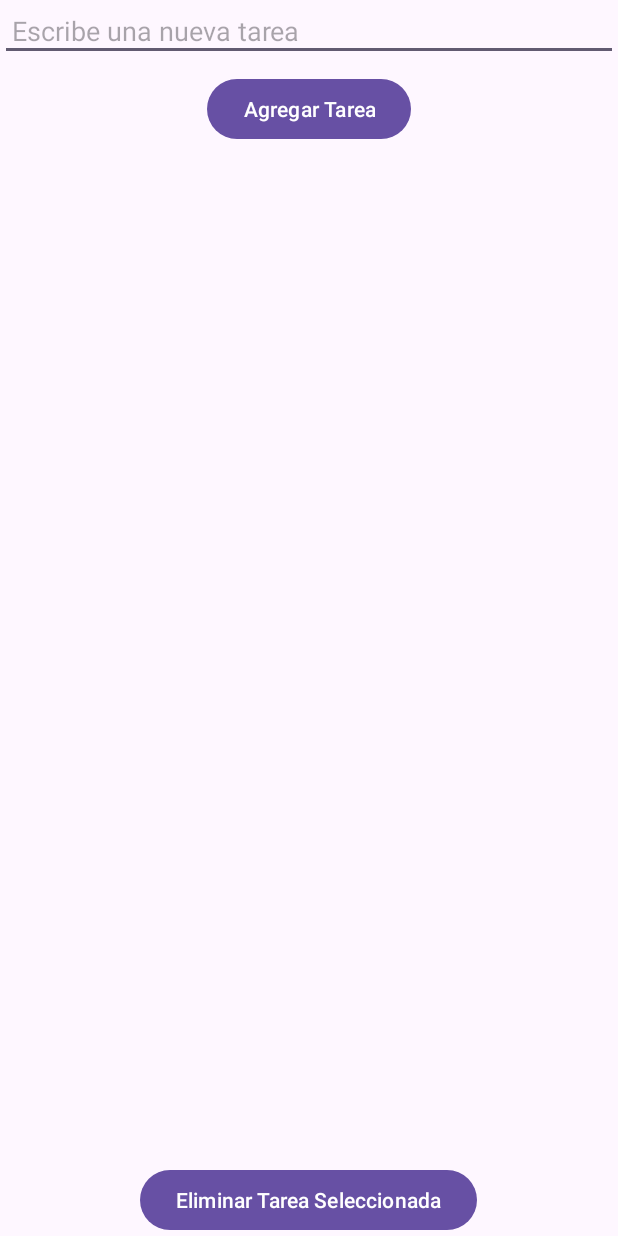
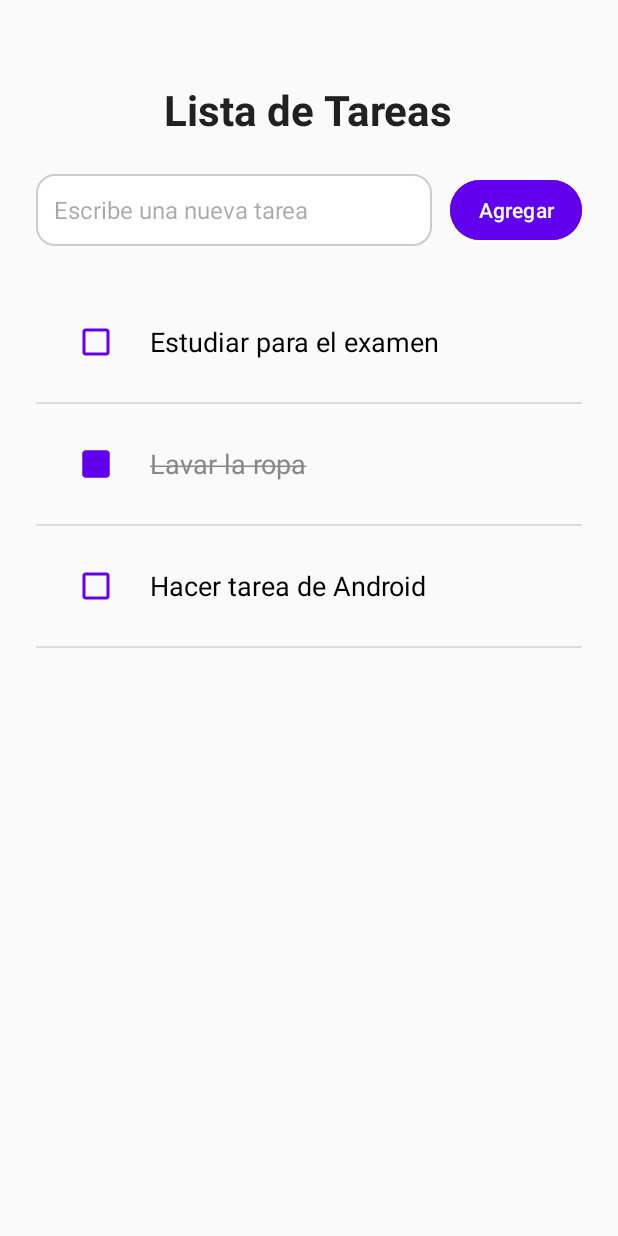
Before and after one commit to DavidAlvar3z/Investigacion-01-DSM-441, an Android app: the screen it shows after launch (MainActivity), on a phone screen of 412 x 824 dp. Run offline under Robolectric (Android 15) with nearby library versions, the phone set to English and light mode, and no system bars.

Commit message:
Mejora UI y lógica de tareas: edición, colores y bloqueo desmarcar completada
- Se mejoró el diseño general de la app con estilos modernos y colores definidos en colors.xml.
- Se creó un drawable para el fondo redondeado del EditText.
- Se añadió botón "Cancelar edición" visible solo en modo edición.
- En la lista, se permite marcar tareas como completadas con checkbox, pero no desmarcarlas.
- Se cambia el color del texto y checkbox según estado (verde y gris si completada, rojo y negro si pendiente).
- Se implementó menú contextual (popup) para editar y eliminar tareas con toque largo.
- Se evita editar tareas completadas, solo se pueden eliminar.
- Se corrigió comportamiento de añadir/actualizar tareas y manejo de estados visuales.

Hecho por Waldo Pérez
Carnet: PA230265

```diff
--- a/Investigacion01EjercicioSoloXML/app/src/main/java/com/example/investigacion01_ejerciciosoloxml/MainActivity.kt
+++ b/Investigacion01EjercicioSoloXML/app/src/main/java/com/example/investigacion01_ejerciciosoloxml/MainActivity.kt
@@ -1,20 +1,108 @@
 package com.example.investigacion01_ejerciciosoloxml
 
+import android.annotation.SuppressLint
 import android.os.Bundle
-import androidx.activity.enableEdgeToEdge
+import android.util.SparseBooleanArray
+import android.view.View
+import android.widget.*
 import androidx.appcompat.app.AppCompatActivity
-import androidx.core.view.ViewCompat
-import androidx.core.view.WindowInsetsCompat
 
 class MainActivity : AppCompatActivity() {
+
+    private lateinit var editTextTask: EditText
+    private lateinit var buttonAddTask: Button
+    private lateinit var buttonDeleteTask: Button
+    private lateinit var listViewTasks: ListView
+
+    private lateinit var tareas: ArrayList<Tarea>
+    private lateinit var adapter: TareaAdapter
+    private var tareaEnEdicionIndex: Int? = null
+    private lateinit var buttonCancelEdit: Button
+
+
+    @SuppressLint("MissingInflatedId")
     override fun onCreate(savedInstanceState: Bundle?) {
         super.onCreate(savedInstanceState)
-        enableEdgeToEdge()
         setContentView(R.layout.activity_main)
-        ViewCompat.setOnApplyWindowInsetsListener(findViewById(R.id.main)) { v, insets ->
-            val systemBars = insets.getInsets(WindowInsetsCompat.Type.systemBars())
-            v.setPadding(systemBars.left, systemBars.top, systemBars.right, systemBars.bottom)
-            insets
+
+        editTextTask = findViewById(R.id.editTextTask)
+        buttonAddTask = findViewById(R.id.buttonAddTask)
+        buttonDeleteTask = findViewById(R.id.buttonDeleteTask)
+        listViewTasks = findViewById(R.id.listViewTasks)
+        buttonCancelEdit = findViewById(R.id.buttonCancelEdit)
+
+        tareas = arrayListOf(
+            Tarea("Estudiar para el examen", false),
+            Tarea("Lavar la ropa", true),
+            Tarea("Hacer tarea de Android", false)
+        )
+
+        adapter = TareaAdapter(this, tareas)
+        listViewTasks.adapter = adapter
+
+        // Ocultar botón eliminar por defecto
+        buttonDeleteTask.visibility = View.GONE
+
+        // Marcar como completada con click corto
+        listViewTasks.setOnItemClickListener { _, _, position, _ ->
+            val tarea = tareas[position]
+            tarea.completada = !tarea.completada
+            adapter.notifyDataSetChanged()
+        }
+
+        // Mostrar opciones con click largo
+        listViewTasks.setOnItemLongClickListener { _, view, position, _ ->
+            val tarea = tareas[position]
+
+            val popup = PopupMenu(this, view)
+            if (!tarea.completada) {
+                popup.menu.add("Editar")
+            }
+            popup.menu.add("Eliminar")
+
+            popup.setOnMenuItemClickListener { item ->
+                when (item.title) {
+                    "Editar" -> {
+                        editTextTask.setText(tarea.descripcion)
+                        tareaEnEdicionIndex = position
+                        buttonAddTask.text = "Actualizar Tarea"
+                        buttonCancelEdit.visibility = View.VISIBLE
+                    }
+                    "Eliminar" -> {
+                        tareas.removeAt(position)
+                        adapter.notifyDataSetChanged()
+                    }
+                }
+                true
+            }
+
+            popup.show()
+            true
+        }
+
+        buttonAddTask.setOnClickListener {
+            val texto = editTextTask.text.toString().trim()
+            if (texto.isNotEmpty()) {
+                if (tareaEnEdicionIndex != null) {
+                    tareas[tareaEnEdicionIndex!!].descripcion = texto
+                    tareaEnEdicionIndex = null
+                    buttonAddTask.text = "Agregar Tarea"
+                    buttonCancelEdit.visibility = View.GONE
+                } else {
+                    tareas.add(Tarea(texto, false))
+                }
+                editTextTask.text.clear()
+                adapter.notifyDataSetChanged()
+            } else {
+                Toast.makeText(this, "Escribe una tarea", Toast.LENGTH_SHORT).show()
+            }
+        }
+
+        buttonCancelEdit.setOnClickListener {
+            editTextTask.text.clear()
+            tareaEnEdicionIndex = null
+            buttonAddTask.text = "Agregar Tarea"
+            buttonCancelEdit.visibility = View.GONE
         }
     }
 }
--- /dev/null
+++ b/Investigacion01EjercicioSoloXML/app/src/main/java/com/example/investigacion01_ejerciciosoloxml/Tarea.kt
@@ -0,0 +1,7 @@
+package com.example.investigacion01_ejerciciosoloxml
+
+// Modelo de datos para una tarea
+data class Tarea(
+    var descripcion: String,
+    var completada: Boolean
+)
--- /dev/null
+++ b/Investigacion01EjercicioSoloXML/app/src/main/java/com/example/investigacion01_ejerciciosoloxml/TareaAdapter.kt
@@ -0,0 +1,56 @@
+package com.example.investigacion01_ejerciciosoloxml
+
+import android.content.Context
+import android.content.res.ColorStateList
+import android.graphics.Color
+import android.graphics.Paint
+import android.view.LayoutInflater
+import android.view.View
+import android.view.ViewGroup
+import android.widget.ArrayAdapter
+import android.widget.CheckBox
+import android.widget.TextView
+
+class TareaAdapter(context: Context, private val tareas: List<Tarea>) :
+    ArrayAdapter<Tarea>(context, 0, tareas) {
+
+    override fun getView(position: Int, convertView: View?, parent: ViewGroup): View {
+        val tarea = tareas[position]
+        val view = convertView ?: LayoutInflater.from(context)
+            .inflate(R.layout.item_tarea, parent, false)
+
+        val checkBox = view.findViewById<CheckBox>(R.id.checkBoxCompleta)
+        val textView = view.findViewById<TextView>(R.id.textViewDescripcion)
+
+        textView.text = tarea.descripcion
+        checkBox.isChecked = tarea.completada
+
+        // Cambiar colores segun completada o no
+        if (tarea.completada) {
+            textView.setTextColor(Color.GRAY)
+            textView.paintFlags = textView.paintFlags or Paint.STRIKE_THRU_TEXT_FLAG
+            // Checkbox verde
+            checkBox.buttonTintList = ColorStateList.valueOf(Color.parseColor("#4CAF50")) // verde
+        } else {
+            textView.setTextColor(Color.BLACK)
+            textView.paintFlags = textView.paintFlags and Paint.STRIKE_THRU_TEXT_FLAG.inv()
+            // Checkbox rojo
+            checkBox.buttonTintList = ColorStateList.valueOf(Color.parseColor("#F44336")) // rojo
+        }
+
+        checkBox.setOnCheckedChangeListener(null)
+
+        // Solo permitir marcar, no desmarcar
+        checkBox.setOnCheckedChangeListener { _, isChecked ->
+            if (isChecked && !tarea.completada) {
+                tarea.completada = true
+                notifyDataSetChanged()
+            } else if (!isChecked && tarea.completada) {
+                // Evitar desmarcar tarea completada
+                checkBox.isChecked = true
+            }
+        }
+
+        return view
+    }
+}
--- /dev/null
+++ b/Investigacion01EjercicioSoloXML/app/src/main/res/drawable/edittext_rounded_bg.xml
@@ -0,0 +1,13 @@
+<?xml version="1.0" encoding="utf-8"?>
+<shape xmlns:android="http://schemas.android.com/apk/res/android"
+    android:shape="rectangle">
+
+    <solid android:color="#FFFFFF" />
+
+    <corners android:radius="12dp" />
+
+    <stroke
+        android:width="1dp"
+        android:color="#CCCCCC" />
+
+</shape>
--- a/Investigacion01EjercicioSoloXML/app/src/main/res/layout/activity_main.xml
+++ b/Investigacion01EjercicioSoloXML/app/src/main/res/layout/activity_main.xml
@@ -5,38 +5,89 @@
     android:layout_width="match_parent"
     android:layout_height="match_parent"
     android:orientation="vertical"
-    android:padding="16dp"
+    android:padding="24dp"
+    android:background="#FAFAFA"
     android:gravity="center_horizontal">
 
-    <EditText
-        android:id="@+id/editTextTask"
+    <TextView
+        android:id="@+id/textViewTitle"
+        android:layout_width="wrap_content"
+        android:layout_height="wrap_content"
+        android:layout_marginTop="30dp"
+        android:text="Lista de Tareas"
+        android:textSize="28sp"
+        android:textStyle="bold"
+        android:textColor="#212121"
+        android:layout_marginBottom="24dp"/>
+
+    <LinearLayout
         android:layout_width="match_parent"
         android:layout_height="wrap_content"
-        android:hint="Escribe una nueva tarea"
-        android:inputType="text"
-        android:padding="8dp"/>
+        android:orientation="horizontal"
+        android:gravity="center_vertical">
+
+        <EditText
+            android:id="@+id/editTextTask"
+            android:layout_width="0dp"
+            android:layout_height="48dp"
+            android:layout_weight="1"
+            android:hint="Escribe una nueva tarea"
+            android:inputType="text"
+            android:background="@drawable/edittext_rounded_bg"
+            android:padding="12dp"
+            android:textColor="#212121"
+            android:textSize="16sp"/>
+
+        <Button
+            android:id="@+id/buttonAddTask"
+            android:layout_width="wrap_content"
+            android:layout_height="48dp"
+            android:text="Agregar"
+            android:textAllCaps="false"
+            android:layout_marginStart="12dp"
+            android:backgroundTint="#6200EE"
+            android:textColor="#FFFFFF"
+            android:paddingLeft="16dp"
+            android:paddingRight="16dp"
+            android:elevation="4dp"
+            android:fontFamily="sans-serif-medium" />
+
+    </LinearLayout>
 
     <Button
-        android:id="@+id/buttonAddTask"
-        android:layout_width="wrap_content"
-        android:layout_height="wrap_content"
-        android:text="Agregar Tarea"
-        android:layout_marginTop="8dp"/>
+        android:id="@+id/buttonCancelEdit"
+        android:layout_width="match_parent"
+        android:layout_height="48dp"
+        android:text="Cancelar edición"
+        android:textAllCaps="false"
+        android:backgroundTint="#B00020"
+        android:textColor="#FFFFFF"
+        android:layout_marginTop="12dp"
+        android:visibility="gone"
+        android:elevation="4dp"
+        android:fontFamily="sans-serif-medium" />
 
     <ListView
         android:id="@+id/listViewTasks"
         android:layout_width="match_parent"
         android:layout_height="0dp"
         android:layout_weight="1"
-        android:layout_marginTop="12dp"
-        android:divider="@android:color/darker_gray"
-        android:dividerHeight="1dp"/>
+        android:layout_marginTop="24dp"
+        android:divider="#DDDDDD"
+        android:dividerHeight="1dp"
+        android:paddingBottom="12dp" />
 
     <Button
         android:id="@+id/buttonDeleteTask"
-        android:layout_width="wrap_content"
-        android:layout_height="wrap_content"
+        android:layout_width="match_parent"
+        android:layout_height="48dp"
         android:text="Eliminar Tarea Seleccionada"
-        android:layout_marginTop="12dp"/>
+        android:textAllCaps="false"
+        android:backgroundTint="#D32F2F"
+        android:textColor="#FFFFFF"
+        android:layout_marginTop="16dp"
+        android:visibility="gone"
+        android:elevation="4dp"
+        android:fontFamily="sans-serif-medium" />
 
 </LinearLayout>
--- /dev/null
+++ b/Investigacion01EjercicioSoloXML/app/src/main/res/layout/item_tarea.xml
@@ -0,0 +1,31 @@
+<?xml version="1.0" encoding="utf-8"?>
+<LinearLayout
+    xmlns:android="http://schemas.android.com/apk/res/android"
+    android:layout_width="match_parent"
+    android:layout_height="wrap_content"
+    android:orientation="horizontal"
+    android:padding="16dp"
+    android:gravity="center_vertical"
+    android:background="?android:attr/selectableItemBackground">
+
+    <CheckBox
+        android:id="@+id/checkBoxCompleta"
+        android:layout_width="wrap_content"
+        android:layout_height="wrap_content"
+        android:focusable="false"
+        android:focusableInTouchMode="false"
+        android:clickable="true"
+        android:buttonTint="@color/purple_500" />
+
+    <TextView
+        android:id="@+id/textViewDescripcion"
+        android:layout_width="0dp"
+        android:layout_height="wrap_content"
+        android:layout_weight="1"
+        android:textSize="18sp"
+        android:textColor="#212121"
+        android:layout_marginStart="12dp"
+        android:maxLines="2"
+        android:ellipsize="end" />
+
+</LinearLayout>
--- a/Investigacion01EjercicioSoloXML/app/src/main/res/values/colors.xml
+++ b/Investigacion01EjercicioSoloXML/app/src/main/res/values/colors.xml
@@ -1,5 +1,7 @@
-<?xml version="1.0" encoding="utf-8"?>
 <resources>
-    <color name="black">#FF000000</color>
-    <color name="white">#FFFFFFFF</color>
+    <color name="purple_500">#6200EE</color>
+    <color name="red_700">#D32F2F</color>
+    <color name="gray_500">#9E9E9E</color>
+    <color name="black_87">#DE000000</color>
+    <color name="white">#FFFFFF</color>
 </resources>
```
